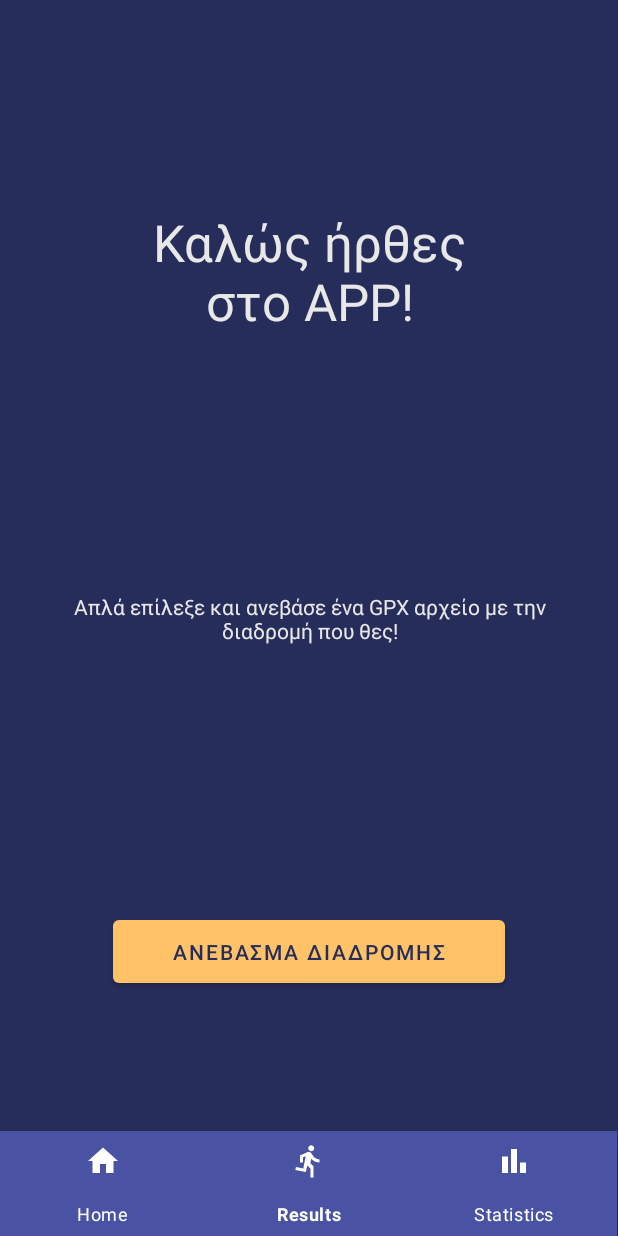
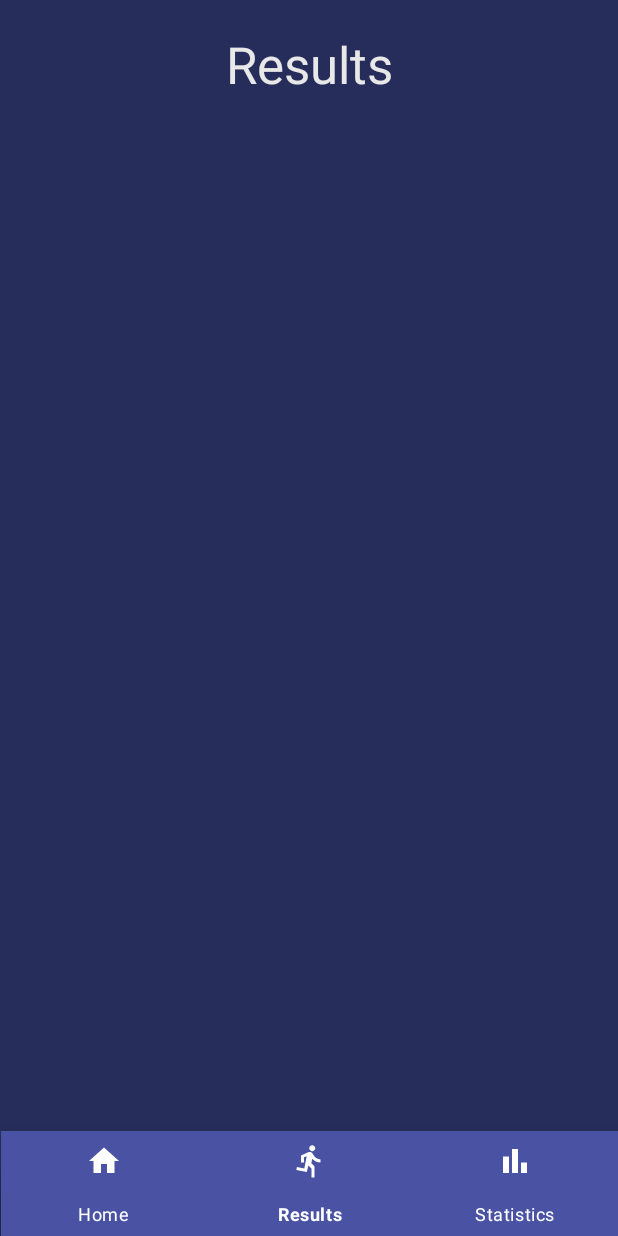
Before and after one commit to vissgkouvinas/ActivityTrackingApp, an Android app: the screen it shows after launch (MainActivity), item 2 of the bottom bar chosen, on a phone screen of 412 x 824 dp. Run offline under Robolectric (Android 15) with nearby library versions, the phone set to English and light mode, and no system bars.

Commit message:
Navbar kinda works, also client waits for results good.

```diff
--- a/app/src/main/java/com/example/activitytrackingapp/Client.java
+++ b/app/src/main/java/com/example/activitytrackingapp/Client.java
@@ -12,6 +12,7 @@ public class Client extends Thread {
     String path;
     File fileToUpload;
     Socket socket;
+    Result result;
     private static final String TAG = "Client";
 
     /* OLD WAY THAT CRASHES NORMALLY AT LEAST
@@ -21,6 +22,10 @@ public class Client extends Thread {
 
     Client(String path) {
         this.fileToUpload =  new File(Environment.getExternalStoragePublicDirectory(Environment.DIRECTORY_DOWNLOADS),"route1.gpx");
+    }
+
+    public Result getResult(){
+        return result;
     }
 
 
@@ -56,14 +61,17 @@ public class Client extends Thread {
             try {
 
                 /* Read result back from stream */
-                Result result = (Result) in.readObject();
+                result = (Result) in.readObject();
 
+                Thread.sleep(10000);
                 /*Print Result*/
                 Log.v(TAG,result.toString());
 
             }catch(IOException ioException){
                 ioException.printStackTrace();
             } catch (ClassNotFoundException e) {
+                throw new RuntimeException(e);
+            } catch (InterruptedException e) {
                 throw new RuntimeException(e);
             }
 
--- a/app/src/main/java/com/example/activitytrackingapp/MainActivity.java
+++ b/app/src/main/java/com/example/activitytrackingapp/MainActivity.java
@@ -3,25 +3,42 @@ package com.example.activitytrackingapp;
 import androidx.activity.result.ActivityResultCallback;
 import androidx.activity.result.ActivityResultLauncher;
 import androidx.activity.result.contract.ActivityResultContracts;
+import androidx.annotation.NonNull;
 import androidx.appcompat.app.AppCompatActivity;
 import androidx.core.app.ActivityCompat;
 import androidx.core.content.ContextCompat;
+import androidx.fragment.app.Fragment;
 
 import android.Manifest;
+import android.app.FragmentTransaction;
 import android.content.Intent;
 import android.content.pm.PackageManager;
 import android.location.GnssAntennaInfo;
 import android.net.Uri;
 import android.os.Bundle;
 import android.provider.DocumentsContract;
+import android.util.Log;
+import android.view.MenuItem;
 import android.view.View;
 import android.widget.Button;
 import android.widget.Toast;
 //import Client;
 
+
+import com.google.android.material.bottomnavigation.BottomNavigationView;
 import com.google.android.material.button.MaterialButton;
 
-public class MainActivity extends AppCompatActivity {
+import java.util.ArrayList;
+
+import Codebase.Result;
+
+public class MainActivity extends AppCompatActivity implements BottomNavigationView.OnItemSelectedListener {
+
+    BottomNavigationView bottomNavigationView;
+
+    public ArrayList<Result> resultsList = new ArrayList<Result>();
+    Bundle resultsData;
+    //ResultsFragment resultsFragment = new ResultsFragment();
 
     @Override
     protected void onCreate(Bundle savedInstanceState) {
@@ -29,6 +46,11 @@ public class MainActivity extends AppCompatActivity {
         setContentView(R.layout.activity_main);
 
         Button uploadFileBTN = findViewById(R.id.uploadFileBTN);
+        bottomNavigationView = findViewById(R.id.bottom_navigation_view);
+
+        bottomNavigationView.setOnItemSelectedListener(this);
+        bottomNavigationView.setSelectedItemId(R.id.home);
+
 
         uploadFileBTN.setOnClickListener(new View.OnClickListener() {
             @Override
@@ -42,6 +64,37 @@ public class MainActivity extends AppCompatActivity {
                 }
             }
         });
+    }
+
+    @Override public boolean onNavigationItemSelected(@NonNull MenuItem item) {
+
+        switch (item.getItemId()) {
+            case R.id.home:
+                /*getSupportFragmentManager()
+                        .beginTransaction()
+                        .replace(R.id.flFragment, firstFragment)
+                        .commit();*/
+                return true;
+
+            case R.id.results:
+                /*getSupportFragmentManager()
+                        .beginTransaction()
+                        .replace(R.id.fragment_container_view, resultsFragment)
+                        .commit();*/
+                getSupportFragmentManager()
+                        .beginTransaction()
+                        .add(R.id.fragment_container_view, ResultsFragment.class,resultsData)
+                        .commit();
+                return true;
+/*
+            case R.id.settings:
+                getSupportFragmentManager()
+                        .beginTransaction()
+                        .replace(R.id.flFragment, thirdFragment)
+                        .commit();
+                return true;*/
+        }
+        return false;
     }
 
     Uri myUri = Uri.parse("/STORAGE/SDCARD");
@@ -67,8 +120,20 @@ public class MainActivity extends AppCompatActivity {
             Uri currFileURI = data.getData();
             pathOfChosenFile = currFileURI.getPath();
             Toast.makeText(MainActivity.this, pathOfChosenFile, Toast.LENGTH_SHORT).show();
-            Client client = new Client(pathOfChosenFile);
-            client.start();
+            (new Thread() {
+                public void run() {
+                    Client client = new Client(pathOfChosenFile);
+                    client.start();
+                    try {
+                        client.join();
+                    } catch (InterruptedException e) {
+                        throw new RuntimeException(e);
+                    }
+                    resultsList.add(client.getResult());
+                    Log.v("ACTIVITY","THIS IS INSIDE THE ACTIVITY\n"+ resultsList.get(0) );
+                }
+            }).start();
+
         }
     }
 
@@ -87,4 +152,6 @@ public class MainActivity extends AppCompatActivity {
             ActivityCompat.requestPermissions(MainActivity.this, new String[]{Manifest.permission.READ_EXTERNAL_STORAGE}, 111);
     }
 
+
+
 }
--- /dev/null
+++ b/app/src/main/java/com/example/activitytrackingapp/ResultsFragment.java
@@ -0,0 +1,28 @@
+package com.example.activitytrackingapp;
+
+import android.os.Bundle;
+
+import androidx.fragment.app.Fragment;
+
+import android.view.LayoutInflater;
+import android.view.View;
+import android.view.ViewGroup;
+
+/**
+ * A simple {@link Fragment} subclass.
+ * Use the {@link ResultsFragment#newInstance} factory method to
+ * create an instance of this fragment.
+ */
+public class ResultsFragment extends Fragment {
+
+    public ResultsFragment(){
+        // required a empty public constructor
+    }
+
+    @Override
+    public View onCreateView(LayoutInflater inflater, ViewGroup container,
+                             Bundle savedInstanceState) {
+        // Inflate the layout for this fragment
+        return inflater.inflate(R.layout.fragment_results, container, false);
+    }
+}
--- a/app/src/main/res/layout/activity_main.xml
+++ b/app/src/main/res/layout/activity_main.xml
@@ -6,6 +6,7 @@
     android:layout_height="match_parent"
     android:background="#262D5A"
     tools:context=".MainActivity">
+
 
     <TextView
         android:id="@+id/textView"
@@ -52,7 +53,17 @@
         app:layout_constraintTop_toTopOf="parent"
         app:layout_constraintVertical_bias="0.256" />
 
+    <androidx.fragment.app.FragmentContainerView
+        android:id="@+id/fragment_container_view"
+        android:layout_width="match_parent"
+        android:layout_height="match_parent"
+        app:layout_constraintBottom_toTopOf="@+id/bottom_navigation_view"
+        android:gravity="center_horizontal"
+        android:translationZ="10dp"
+        />
+
     <com.google.android.material.bottomnavigation.BottomNavigationView
+        android:id="@+id/bottom_navigation_view"
         android:layout_width="411dp"
         android:layout_height="70dp"
         android:background="#4952A3"
@@ -60,7 +71,12 @@
         app:itemRippleColor="#FFFFFF"
         app:itemTextColor="#FFFFFF"
         app:layout_constraintBottom_toBottomOf="parent"
+        app:layout_constraintEnd_toEndOf="parent"
+        app:layout_constraintStart_toStartOf="parent"
         app:menu="@menu/bottom_nav_menu"
-        tools:layout_editor_absoluteX="0dp" />
+        android:translationZ="10dp"
+        />
+
+
 
 </androidx.constraintlayout.widget.ConstraintLayout>
--- /dev/null
+++ b/app/src/main/res/layout/fragment_results.xml
@@ -0,0 +1,23 @@
+<?xml version="1.0" encoding="utf-8"?>
+<androidx.constraintlayout.widget.ConstraintLayout
+    xmlns:android="http://schemas.android.com/apk/res/android"
+    xmlns:app="http://schemas.android.com/apk/res-auto"
+    xmlns:tools="http://schemas.android.com/tools"
+    android:layout_width="match_parent"
+    android:layout_height="match_parent"
+    android:background="#262D5A"
+    tools:context=".ResultsFragment">
+
+    <TextView
+        android:id="@+id/pageTitle"
+        android:layout_width="match_parent"
+        android:layout_height="86dp"
+        android:gravity="center"
+        android:text="Results"
+        android:textAppearance="@style/TextAppearance.AppCompat.Display1"
+        android:textColor="#E8E8E8"
+        app:fontWeight="500"
+        app:layout_constraintTop_toTopOf="parent"
+        tools:layout_editor_absoluteX="0dp"/>
+
+</androidx.constraintlayout.widget.ConstraintLayout>
--- a/app/src/main/res/values/strings.xml
+++ b/app/src/main/res/values/strings.xml
@@ -1,3 +1,5 @@
 <resources>
     <string name="app_name">Activity Tracking App</string>
+    <!-- TODO: Remove or change this placeholder text -->
+    <string name="hello_blank_fragment">Hello blank fragment</string>
 </resources>
```
